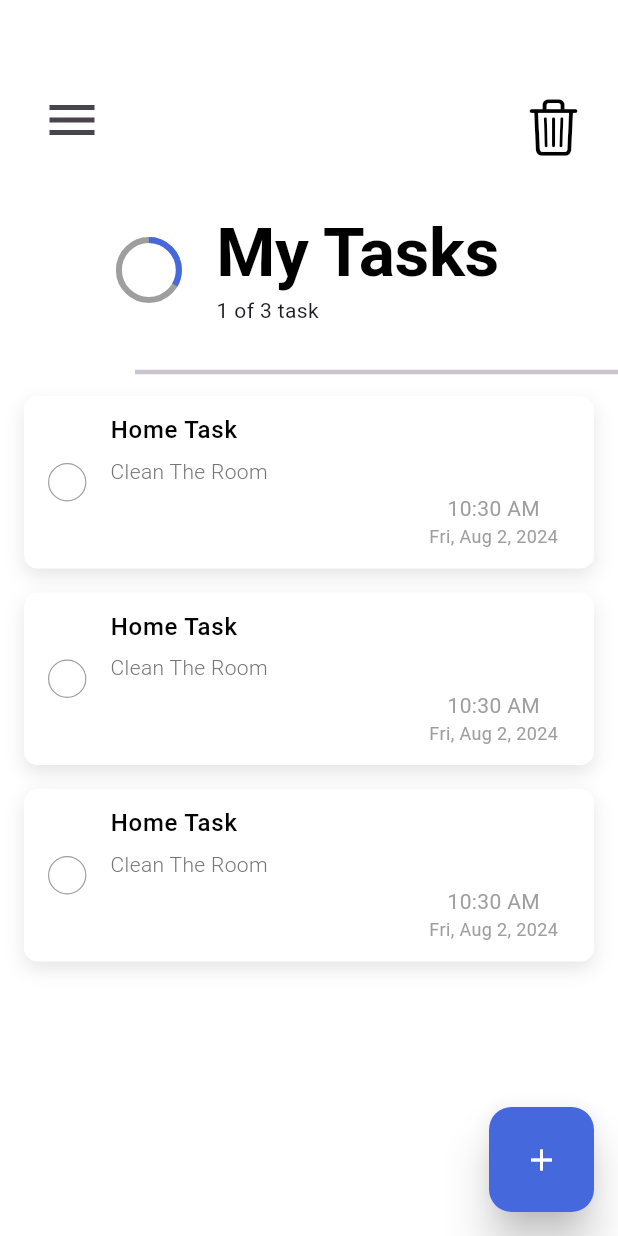
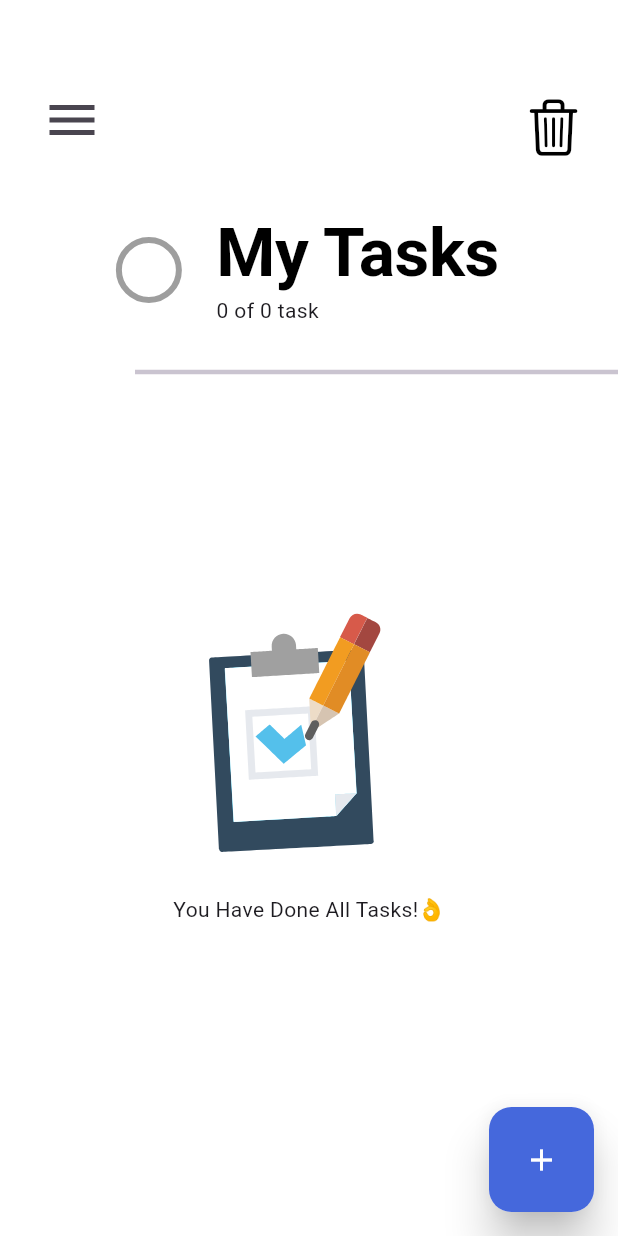
Before and after one commit to vipingoyat/Todo_Flutter_Application, a Flutter app: the screen it shows after launch, on a phone screen of 412 x 824 dp. Run offline on Flutter 3.47's test engine with Material 3 defaults, Android fonts, the phone set to English and light mode, and no system bars; drawn by our look-alikes of flutter_slider_drawer; our stand-ins replace animate_do, hive, hive_flutter, lottie; missing offline and left inert: flutter_cupertino_date_picker_fork, ftoast, panara_dialogs; accounts and stored records are empty.

Commit message:
Almost all work done

```diff
--- a/lib/main.dart
+++ b/lib/main.dart
@@ -17,16 +17,16 @@ Future<void> main() async {
 
   ///Not necessary step
   ///Delete data from previous day
-  box.values.forEach(
-        (task) {
-      if (task.createdAtTime.day != DateTime.now().day){
-        task.delete();
-      }
-      else{
-        ///Do Nothing
-      }
-    },
-  );
+  // box.values.forEach(
+  //       (task) {
+  //     if (task.createdAtDate.day != DateTime.now().day){
+  //       task.delete();
+  //     }
+  //     else{
+  //       ///Do Nothing
+  //     }
+  //   },
+  // );
 
   runApp(BaseWidget(child: const MyApp()));
 }
--- a/lib/views/home/components/home_app_bar.dart
+++ b/lib/views/home/components/home_app_bar.dart
@@ -1,6 +1,7 @@
 import 'package:flutter/cupertino.dart';
 import 'package:flutter/material.dart';
 import 'package:flutter_slider_drawer/flutter_slider_drawer.dart';
+import 'package:untitled/main.dart';
 import 'package:untitled/utils/constants.dart';
 
 class HomeAppBar extends StatefulWidget {
@@ -46,6 +47,7 @@ class _HomeAppBarState extends State<HomeAppBar> with SingleTickerProviderStateM
   }
   @override
   Widget build(BuildContext context) {
+    var base  = BaseWidget.of(context).dataStore.box;
     return SizedBox(
       width: double.infinity,
       height: 130,
@@ -68,12 +70,14 @@ class _HomeAppBarState extends State<HomeAppBar> with SingleTickerProviderStateM
               ),
             ),
 
+
             ///Trash Icon
             Padding(
               padding: const EdgeInsets.only(right: 15,top: 10),
               child: IconButton(
                 onPressed : (){
-                  updateTaskWarning(context);
+                  base.isEmpty? noTaskWarning(context):
+                      deleteAllTask(context);
                 },
                 icon: const Icon(
                   CupertinoIcons.trash,
--- a/lib/views/home/home_view.dart
+++ b/lib/views/home/home_view.dart
@@ -1,8 +1,10 @@
 import 'package:animate_do/animate_do.dart';
 import 'package:flutter/material.dart';
 import 'package:flutter_slider_drawer/flutter_slider_drawer.dart';
+import 'package:hive/hive.dart';
 import 'package:lottie/lottie.dart';
 import 'package:untitled/extensions/space_exs.dart';
+import 'package:untitled/main.dart';
 import 'package:untitled/models/task.dart';
 import 'package:untitled/utils/app_colors.dart';
 import 'package:untitled/utils/constants.dart';
@@ -21,11 +23,43 @@ class HomeView extends StatefulWidget {
 
 class _HomeViewState extends State<HomeView> {
   GlobalKey<SliderDrawerState> drawerKey = GlobalKey<SliderDrawerState>();
-  final List<int> testing = [1, 2, 3];
+
+
+  ///Check value for Circle Indicator
+  dynamic valueOfIndicator(List<Task> task){
+    if(task.isNotEmpty){
+      return task.length;
+    }
+    else{
+      return 3;
+    }
+  }
+
+  ///Check Done tasks
+  int checkDoneTasks(List<Task> tasks){
+    int i=0;
+    for(Task doneTask in tasks){
+      if(doneTask.isCompleted){
+        i++;
+      }
+    }
+    return i;
+  }
 
   @override
   Widget build(BuildContext context) {
     TextTheme textTheme = Theme.of(context).textTheme;
+    final base = BaseWidget.of(context);
+    return ValueListenableBuilder(valueListenable: base.dataStore.listenToTask(), builder: (ctx,Box<Task> box,Widget? child){
+
+      var tasks = box.values.toList();
+
+      ///For sorting the list
+      tasks.sort((a,b)=> a.createdAtDate.compareTo(b.createdAtDate));
+
+
+
+
       return Scaffold(
         backgroundColor: Colors.white,
 
@@ -43,12 +77,21 @@ class _HomeViewState extends State<HomeView> {
             appBar: HomeAppBar(drawerKey: drawerKey),
 
             ///Main Body
-          child: _buildHomeBody(textTheme)),
+            child: _buildHomeBody(
+                textTheme,
+              base,
+              tasks
+            )),
       );
+    });
   }
 
   ///Home Body
-  Widget _buildHomeBody(TextTheme textTheme) {
+  Widget _buildHomeBody(
+      TextTheme textTheme,
+      BaseWidget base,
+      List<Task> tasks,
+      ) {
     return SizedBox(
       width: double.infinity,
       height: double.infinity,
@@ -63,13 +106,13 @@ class _HomeViewState extends State<HomeView> {
               mainAxisAlignment: MainAxisAlignment.center,
               children: [
                 ///Progress Indicator
-                const SizedBox(
+                 SizedBox(
                   width: 40,
                   height: 40,
                   child: CircularProgressIndicator(
-                    value: 1 / 3,
+                    value: checkDoneTasks(tasks)/valueOfIndicator(tasks),
                     backgroundColor: Colors.grey,
-                    valueColor: AlwaysStoppedAnimation(AppColors.primaryColor),
+                    valueColor: const AlwaysStoppedAnimation(AppColors.primaryColor),
                   ),
                 ),
 
@@ -86,7 +129,9 @@ class _HomeViewState extends State<HomeView> {
                       style: textTheme.displayLarge,
                     ),
                     4.h,
-                    const Text("1 of 3 task"),
+                    Text(
+                        "${checkDoneTasks(tasks)} of ${tasks.length} task"
+                    ),
                   ],
                 ),
               ],
@@ -105,20 +150,21 @@ class _HomeViewState extends State<HomeView> {
           //Tasks
           SizedBox(
             width: double.infinity,
-            height: 446,
-            child: testing.isNotEmpty
+            height: 500,
+            child: tasks.isNotEmpty
 
                 ///Task List is Not empty
                 ? ListView.builder(
-                    itemCount: testing.length,
+                    itemCount: tasks.length,
                     scrollDirection: Axis.vertical,
                     itemBuilder: (context, index) {
+
+                      ///Get single task for showing
+                      var task = tasks[index];
                       return Dismissible(
                         direction: DismissDirection.horizontal,
                         onDismissed: (_) {
-                          setState(() {
-                            testing.removeAt(index);
-                          });
+                          base.dataStore.deleteTask(task: task);
                         },
                         background: Row(
                           mainAxisAlignment: MainAxisAlignment.center,
@@ -136,17 +182,8 @@ class _HomeViewState extends State<HomeView> {
                             ),
                           ],
                         ),
-                        key: Key(testing[index].toString()),
-                        child: TaskWidget(
-                          task: Task(
-                            id: "1",
-                            title: "Home Task",
-                            subtitle: "Clean The Room",
-                            createAtTime: DateTime.now(),
-                            createdAtDate: DateTime.now(),
-                            isCompleted: false,
-                          ),
-                        ),
+                        key: Key(task.id),
+                        child: TaskWidget(task: task,),
                       );
                     },
                   )
```
Also changed, not shown: lib/views/home/widget/task_widget.dart (+11 -1 lines), lib/views/tasks/components/date_time_selection.dart (+7 -4 lines), lib/views/tasks/components/rep_textfield.dart (+8 -3 lines), lib/views/tasks/widget/task_view.dart (+167 -23 lines). Lines whose indentation alone changed are shown as unchanged.
